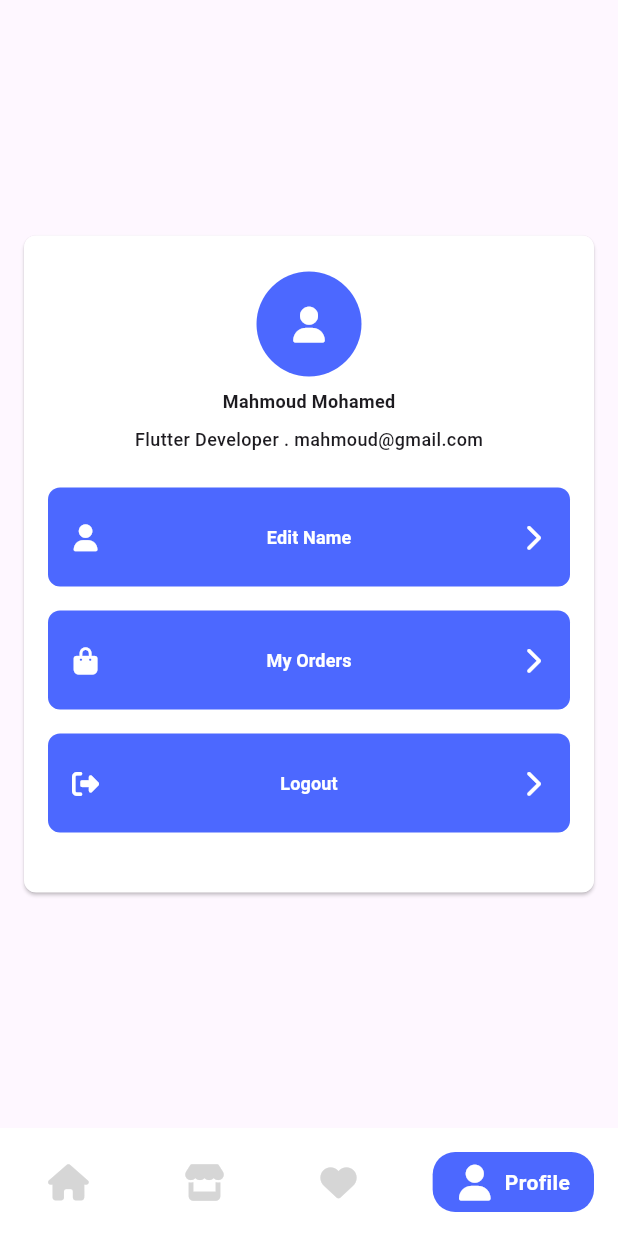
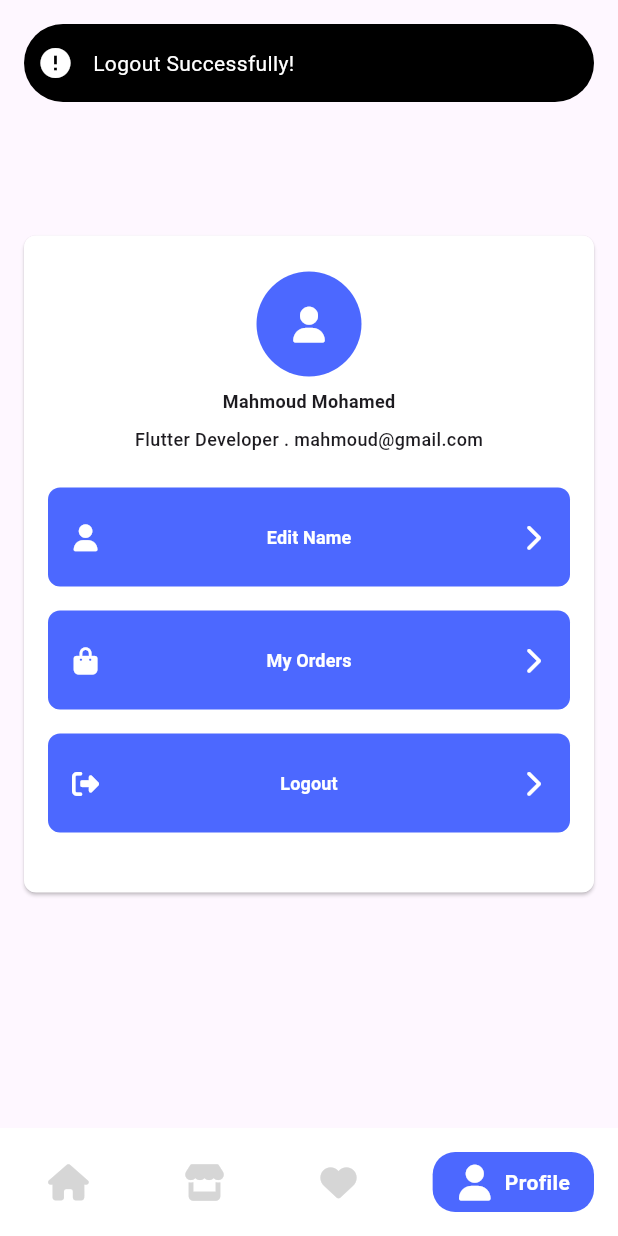
Before and after one commit to mahmoudmohamed17/e-commerce-app, a Flutter app: the MainView screen opened by its route, item 4 of the bottom bar chosen, after a tap on "Logout", on a phone screen of 412 x 824 dp. Run offline on Flutter 3.47's test engine with Material 3 defaults, Android fonts, the phone set to English and light mode, and no system bars; drawn by our look-alikes of another_flushbar, google_nav_bar, modal_progress_hud_nsn; our stand-ins replace bloc, flutter_bloc, flutter_rating_bar, font_awesome_flutter, google_sign_in, shared_preferences and 1 more; accounts and stored records are empty.

Commit message:
provide auth cubit to profile view

```diff
--- a/lib/views/profile/ui/profile_view_widget.dart
+++ b/lib/views/profile/ui/profile_view_widget.dart
@@ -1,11 +1,15 @@
 import 'package:e_commerce_app/core/helpers/app_colors.dart';
+import 'package:e_commerce_app/core/helpers/custom_loading_indicator.dart';
 import 'package:e_commerce_app/core/helpers/custom_profile_button.dart';
 import 'package:e_commerce_app/core/helpers/navigation_extension.dart';
+import 'package:e_commerce_app/core/helpers/snack_bar.dart';
 import 'package:e_commerce_app/core/utils/app_text_styles.dart';
+import 'package:e_commerce_app/views/auth/logic/cubit/auth_cubit.dart';
 import 'package:e_commerce_app/views/profile/logic/profile_button_model.dart';
 import 'package:e_commerce_app/views/profile/ui/edit_name_view.dart';
 import 'package:e_commerce_app/views/profile/ui/my_orders_view.dart';
 import 'package:flutter/material.dart';
+import 'package:flutter_bloc/flutter_bloc.dart';
 import 'package:font_awesome_flutter/font_awesome_flutter.dart';
 
 class ProfileViewWidget extends StatelessWidget {
@@ -29,15 +33,31 @@ class ProfileViewWidget extends StatelessWidget {
     ProfileButtonModel(
       label: 'Logout',
       icon: FontAwesomeIcons.rightFromBracket,
-      onPressed: (context) {},
+      onPressed: (context) {
+        context.read<AuthCubit>().signout();
+      },
     ),
   ];
 
   @override
   Widget build(BuildContext context) {
-    return Center(
+    return BlocConsumer<AuthCubit, AuthState>(
+      listener: (context, state) {
+        if (state is SignOutSuccess) {
+          snackBar(context, 'Logout Successfully!');
+        }
+        if (state is SignOutFailure) {
+          snackBar(context, state.message);
+        }
+      },
+      builder: (context, state) {
+        return CustomLoadingIndicator(
+          inAsyncCall: state is SignOutLoading,
+          child: Center(
             child: Card(
-        shape: RoundedRectangleBorder(borderRadius: BorderRadius.circular(8)),
+              shape: RoundedRectangleBorder(
+                borderRadius: BorderRadius.circular(8),
+              ),
               margin: const EdgeInsets.symmetric(horizontal: 16),
               color: Colors.white,
               child: Padding(
@@ -50,7 +70,10 @@ class ProfileViewWidget extends StatelessWidget {
                     const CircleAvatar(
                       backgroundColor: AppColors.kPrimaryColor,
                       radius: 35,
-                child: Icon(FontAwesomeIcons.solidUser, color: Colors.white),
+                      child: Icon(
+                        FontAwesomeIcons.solidUser,
+                        color: Colors.white,
+                      ),
                     ),
                     const SizedBox(height: 8),
                     const Text('Mahmoud Mohamed', style: AppTextStyles.bold12),
@@ -73,6 +96,9 @@ class ProfileViewWidget extends StatelessWidget {
                 ),
               ),
             ),
+          ),
+        );
+      },
     );
   }
 }
```
Lines whose indentation alone changed are shown as unchanged.
